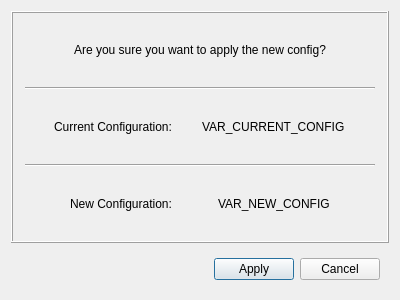
Old version of the form apply_confirmation.ui in the repository rfrench3/scopebuddy-gui.
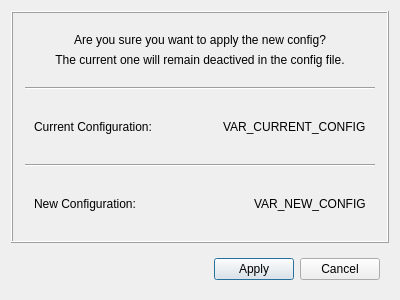
New version of the form.

```diff
--- a/apply_confirmation.ui
+++ b/apply_confirmation.ui
@@ -56,7 +56,20 @@
             <string>Are you sure you want to apply the new config?</string>
            </property>
            <property name="alignment">
-            <set>Qt::AlignmentFlag::AlignCenter</set>
+            <set>Qt::AlignmentFlag::AlignBottom|Qt::AlignmentFlag::AlignHCenter</set>
+           </property>
+           <property name="wordWrap">
+            <bool>true</bool>
+           </property>
+          </widget>
+         </item>
+         <item row="1" column="0">
+          <widget class="QLabel" name="label_4">
+           <property name="text">
+            <string>The current one will remain deactived in the config file.</string>
+           </property>
+           <property name="alignment">
+            <set>Qt::AlignmentFlag::AlignHCenter|Qt::AlignmentFlag::AlignTop</set>
            </property>
           </widget>
          </item>
@@ -86,6 +99,19 @@
            </property>
           </widget>
          </item>
+         <item>
+          <spacer name="horizontalSpacer_2">
+           <property name="orientation">
+            <enum>Qt::Orientation::Horizontal</enum>
+           </property>
+           <property name="sizeHint" stdset="0">
+            <size>
+             <width>40</width>
+             <height>20</height>
+            </size>
+           </property>
+          </spacer>
+         </item>
          <item>
           <widget class="QLabel" name="var_currentConfig">
            <property name="sizePolicy">
@@ -125,6 +151,19 @@
            </property>
           </widget>
          </item>
+         <item>
+          <spacer name="horizontalSpacer_3">
+           <property name="orientation">
+            <enum>Qt::Orientation::Horizontal</enum>
+           </property>
+           <property name="sizeHint" stdset="0">
+            <size>
+             <width>40</width>
+             <height>20</height>
+            </size>
+           </property>
+          </spacer>
+         </item>
          <item>
           <widget class="QLabel" name="var_newConfig">
            <property name="sizePolicy">
```
